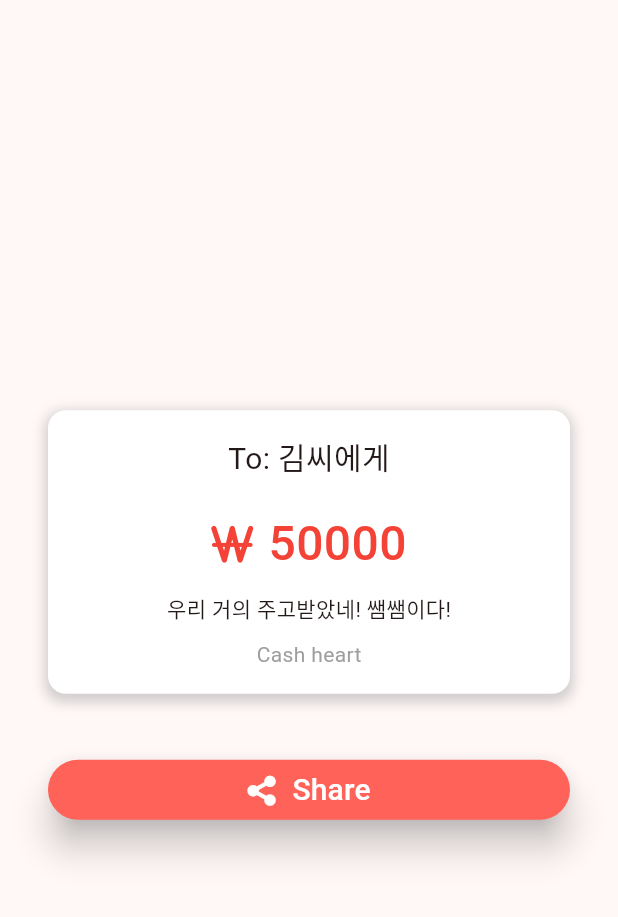
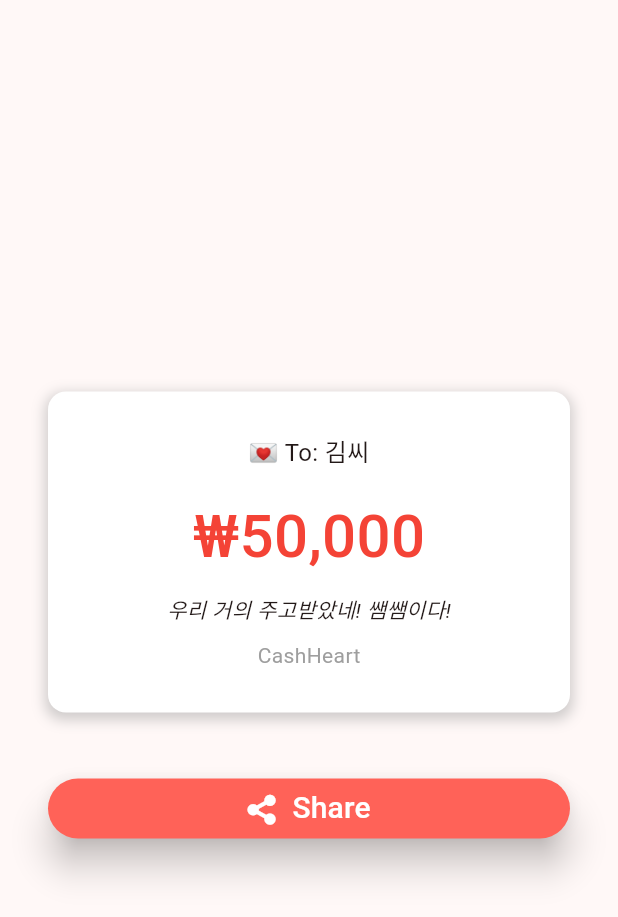
Before and after one commit to novellus1013/CashHeart, a Flutter app: the ShareCardScreen screen opened by its route, on a phone screen of 412 x 824 dp. Shown: the top 917 px of the screen. Run offline on Flutter 3.47's test engine with Material 3 defaults, Android fonts, the phone set to English and light mode, and no system bars; our stand-ins replace font_awesome_flutter; Roboto replaces fonts that are missing (pretendard).

Commit message:
money_formatter로 통화별 표기 방법 다르게 하기

```diff
--- a/lib/screens/share_card_screen.dart
+++ b/lib/screens/share_card_screen.dart
@@ -1,6 +1,7 @@
 import 'package:cash_heart/constants/gaps.dart';
 import 'package:cash_heart/constants/sizes.dart';
 import 'package:cash_heart/utils/event_message_handler.dart';
+import 'package:cash_heart/utils/money_formatter.dart';
 import 'package:flutter/material.dart';
 import 'package:font_awesome_flutter/font_awesome_flutter.dart';
 
@@ -19,6 +20,7 @@ class ShareCardScreen extends StatelessWidget {
         ),
         child: Column(
           mainAxisAlignment: MainAxisAlignment.center,
+          crossAxisAlignment: CrossAxisAlignment.stretch,
           children: [
             _ShareCard(others: others, amount: amount),
             Gaps.v40,
@@ -46,8 +48,7 @@ class _ShareCard extends StatelessWidget {
 
     return Container(
       padding: const EdgeInsets.symmetric(
-        horizontal: Sizes.size24,
-        vertical: Sizes.size16,
+        vertical: Sizes.size28,
       ),
       decoration: BoxDecoration(
         color: Colors.white,
@@ -64,36 +65,30 @@ class _ShareCard extends StatelessWidget {
       child: Column(
         children: [
           Text(
-            "To: $others에게",
+            "💌 To: $others",
             style: const TextStyle(
-              fontSize: Sizes.size20,
+              fontSize: Sizes.size16,
             ),
           ),
-          Gaps.v20,
-          Row(
-            mainAxisAlignment: MainAxisAlignment.center,
-            children: [
-              const Icon(
-                FontAwesomeIcons.wonSign,
-                size: Sizes.size28,
-                color: Colors.red,
-              ),
-              Gaps.h10,
-              Text(
-                "$amount",
-                style: const TextStyle(
-                  fontSize: Sizes.size32,
-                  fontWeight: FontWeight.w500,
-                  color: Colors.red,
-                ),
-              ),
-            ],
+          Gaps.v16,
+          Text(
+            MoneyFormatter.formatCurrency(amount, 'ko_KR', '₩'),
+            style: const TextStyle(
+              fontSize: Sizes.size40,
+              fontWeight: FontWeight.w500,
+              color: Colors.red,
+            ),
           ),
           Gaps.v10,
-          Text(messages),
+          Text(
+            messages,
+            style: const TextStyle(
+              fontStyle: FontStyle.italic,
+            ),
+          ),
           Gaps.v10,
           const Text(
-            "Cash heart",
+            "CashHeart",
             style: TextStyle(color: Colors.grey),
           )
         ],
--- /dev/null
+++ b/lib/utils/money_formatter.dart
@@ -0,0 +1,11 @@
+import 'package:intl/intl.dart';
+
+//itnl 패키지를 이용한 통화 표기 방식용 함수
+class MoneyFormatter {
+  static String formatCurrency(num amount, String locale, String symbol) {
+    return NumberFormat.currency(
+      locale: locale,
+      symbol: symbol,
+    ).format(amount);
+  }
+}
--- a/pubspec.yaml
+++ b/pubspec.yaml
@@ -42,6 +42,8 @@ dependencies:
   path_provider: ^2.1.5
 
   font_awesome_flutter: ^10.12.0
+
+  intl: ^0.20.2
 
 dev_dependencies:
   flutter_test:
```
Also changed, not shown: pubspec.lock.
